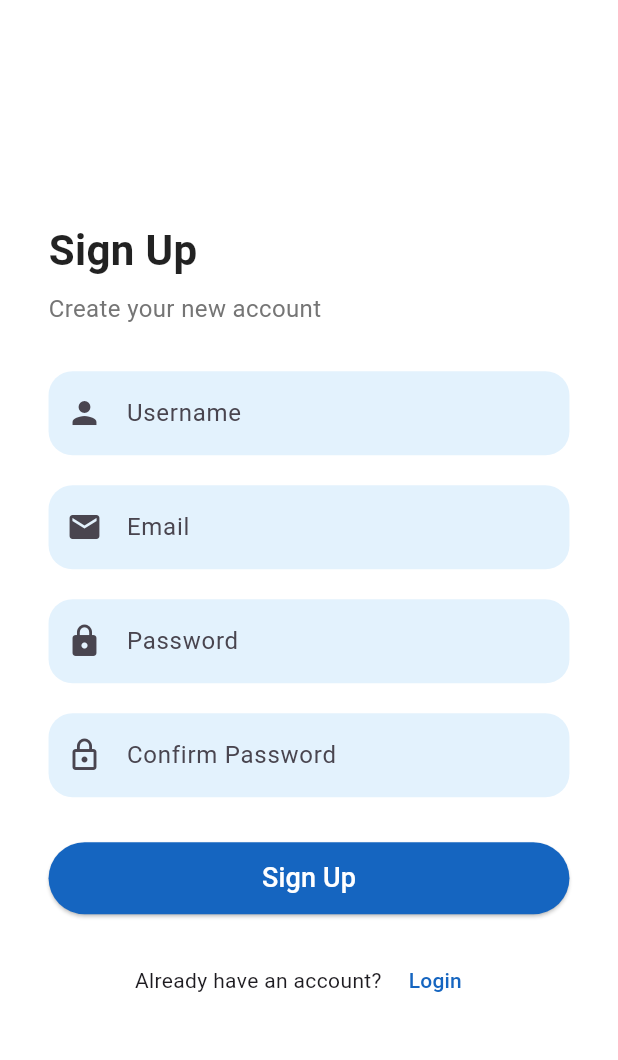
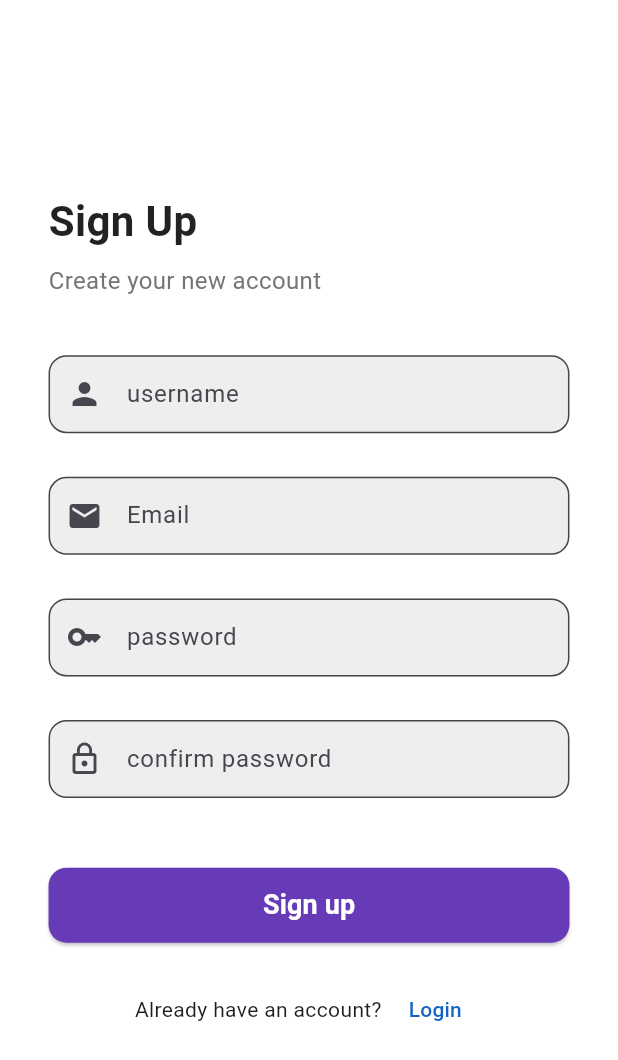
Before and after one commit to nourayman242/Flutter_internship, a Flutter app: the screen it shows after launch, after a tap on "Sign Up", on a phone screen of 412 x 824 dp. Shown: the top 1060 px of the screen. Run offline on Flutter 3.47's test engine with Material 3 defaults, Android fonts, the phone set to English and light mode, and no system bars; our stand-ins replace flutter_screenutil.

Commit message:
custom textfield and button

```diff
--- /dev/null
+++ b/Login/login/lib/constants.dart
@@ -0,0 +1,4 @@
+import 'package:flutter/material.dart';
+
+const Color buttoncolor = Colors.deepPurple;
+const Color backgroundcolor = Colors.white;
--- /dev/null
+++ b/Login/login/lib/custom_button.dart
@@ -0,0 +1,43 @@
+import 'package:flutter/material.dart';
+import 'package:login/constants.dart';
+
+class CustomButton extends StatelessWidget {
+  final String text;
+  final VoidCallback onPressed;
+  final Color color;
+  final Color textColor;
+  final double borderRadius;
+  final double height;
+
+  const CustomButton({
+    super.key,
+    this.borderRadius = 12.0,
+    this.color = buttoncolor,
+    this.height = 50.0,
+    required this.onPressed,
+    required this.text,
+    this.textColor = Colors.white,
+  });
+
+  @override
+  Widget build(BuildContext context) {
+    return SizedBox(
+      height: height,
+      width: double.infinity,
+      child: ElevatedButton(
+        onPressed: onPressed,
+        style: ElevatedButton.styleFrom(
+          backgroundColor: color,
+          foregroundColor: textColor,
+          shape: RoundedRectangleBorder(
+            borderRadius: BorderRadius.circular(borderRadius),
+          ),
+        ),
+        child: Text(
+          text,
+          style: TextStyle(fontSize: 18, fontWeight: FontWeight.bold),
+        ),
+      ),
+    );
+  }
+}
--- /dev/null
+++ b/Login/login/lib/custom_field.dart
@@ -0,0 +1,44 @@
+import 'package:flutter/material.dart';
+
+class CustomTextField extends StatelessWidget {
+
+  final String hintText;
+  final TextEditingController controller;
+  final bool isPassword;
+  final IconData? prefixIcon;
+
+  const CustomTextField({
+    super.key,
+
+    required this.hintText,
+    required this.controller,
+    required this.prefixIcon,
+    this.isPassword = false,
+  });
+
+  @override
+  Widget build(BuildContext context) {
+    return  Column(
+      crossAxisAlignment: CrossAxisAlignment.start,
+      children: [
+
+        const SizedBox(height: 8),
+        TextField(
+          controller: controller,
+          obscureText: isPassword,
+          decoration: InputDecoration(
+            hintText: hintText,
+            prefixIcon: prefixIcon != null ? Icon(prefixIcon) : null,
+            border: OutlineInputBorder(
+              borderRadius: BorderRadius.circular(12),
+            ),
+            contentPadding: const EdgeInsets.symmetric(horizontal: 16, vertical: 14),
+            filled: true,
+            fillColor: Colors.grey[200],
+          ),
+        ),
+        const SizedBox(height: 16),
+      ],
+    );
+  }
+}
--- a/Login/login/lib/login_page.dart
+++ b/Login/login/lib/login_page.dart
@@ -1,5 +1,8 @@
 import 'package:flutter/material.dart';
 import 'package:flutter_screenutil/flutter_screenutil.dart';
+import 'package:login/constants.dart';
+import 'package:login/custom_button.dart';
+import 'package:login/custom_field.dart';
 import 'package:login/signup_page.dart';
 
 class LoginPage extends StatelessWidget {
@@ -7,8 +10,10 @@ class LoginPage extends StatelessWidget {
 
   @override
   Widget build(BuildContext context) {
+    TextEditingController emailController = TextEditingController();
+    TextEditingController passwordController = TextEditingController();
     return Scaffold(
-      backgroundColor: Colors.white,
+      backgroundColor: backgroundcolor,
       body: SafeArea(
         child: Center(
           child: SingleChildScrollView(
@@ -19,14 +24,71 @@ class LoginPage extends StatelessWidget {
                 child: Column(
                   crossAxisAlignment: CrossAxisAlignment.stretch,
                   children: [
-                    _header(),
+                    Text(
+                      'Welcome Back!',
+                      style: TextStyle(
+                        fontSize: 28,
+                        fontWeight: FontWeight.bold,
+                      ),
+                    ),
+                    SizedBox(height: 8.h),
+                    Text(
+                      'Login to continue',
+                      style: TextStyle(fontSize: 16, color: Colors.grey[600]),
+                    ),
                     SizedBox(height: 30.h),
-                    _inputFields(),
-                    _forgotPassword(context),
+                    CustomTextField(
+                      hintText: "Email",
+                      prefixIcon: Icons.email,
+                      controller: emailController,
+                    ),
+                    SizedBox(height: 10.h),
+                    CustomTextField(
+                      hintText: "password",
+                      prefixIcon: Icons.key,
+                      controller: passwordController,
+                      isPassword: true,
+                    ),
+                    Align(
+                      alignment: Alignment.centerRight,
+                      child: TextButton(
+                        onPressed: () {},
+                        child: Text(
+                          'Forgot Password?',
+                          style: TextStyle(
+                            fontSize: 14,
+                            color: Colors.grey[700],
+                          ),
+                        ),
+                      ),
+                    ),
                     SizedBox(height: 20.h),
-                    _loginButton(),
+                    CustomButton(
+                      text: 'Login',
+                      onPressed: () {
+                        print("Login clicked");
+                      },
+                    ),
                     SizedBox(height: 20.h),
-                    _signup(context),
+                    Row(
+                      mainAxisAlignment: MainAxisAlignment.center,
+                      children: [
+                        Text("Don't have an account? "),
+                        TextButton(
+                          onPressed: () {
+                            Navigator.of(context).pushReplacement(
+                              MaterialPageRoute(
+                                builder: (context) => SignupPage(),
+                              ),
+                            );
+                          },
+                          child: Text(
+                            'Sign Up',
+                            style: TextStyle(color: Color(0xFF1565C0)),
+                          ),
+                        ),
+                      ],
+                    ),
                   ],
                 ),
               ),
@@ -36,103 +98,4 @@ class LoginPage extends StatelessWidget {
       ),
     );
   }
-
-  Widget _header() {
-    return Column(
-      crossAxisAlignment: CrossAxisAlignment.start,
-      children: [
-        Text(
-          'Welcome Back!',
-          style: TextStyle(fontSize: 28, fontWeight: FontWeight.bold),
-        ),
-        SizedBox(height: 8),
-        Text(
-          'Login to continue',
-          style: TextStyle(fontSize: 16, color: Colors.grey[600]),
-        ),
-      ],
-    );
-  }
-
-  Widget _inputFields() {
-    return Column(
-      children: [
-        TextField(
-          decoration: InputDecoration(
-            hintText: 'Email',
-            prefixIcon: Icon(Icons.email),
-            filled: true,
-            fillColor: const Color(0xFFE3F2FD),
-            border: OutlineInputBorder(
-              borderRadius: BorderRadius.circular(16),
-              borderSide: BorderSide.none,
-            ),
-          ),
-        ),
-        SizedBox(height: 20),
-        TextField(
-          obscureText: true,
-          decoration: InputDecoration(
-            hintText: 'Password',
-            prefixIcon: Icon(Icons.lock),
-            filled: true,
-            fillColor: const Color(0xFFE3F2FD),
-            border: OutlineInputBorder(
-              borderRadius: BorderRadius.circular(16),
-              borderSide: BorderSide.none,
-            ),
-          ),
-        ),
-      ],
-    );
-  }
-
-  Widget _forgotPassword(BuildContext context) {
-    return Align(
-      alignment: Alignment.centerRight,
-      child: TextButton(
-        onPressed: () {},
-        child: Text(
-          'Forgot Password?',
-          style: TextStyle(fontSize: 14, color: Colors.grey[700]),
-        ),
-      ),
-    );
-  }
-
-  Widget _loginButton() {
-    return SizedBox(
-      height: 48,
-      child: ElevatedButton(
-        onPressed: () {},
-        style: ElevatedButton.styleFrom(
-          backgroundColor: Color(0xFF1565C0),
-          shape: RoundedRectangleBorder(
-            borderRadius: BorderRadius.circular(30),
-          ),
-        ),
-        child: Text(
-          'Login',
-          style: TextStyle(fontSize: 18, color: Colors.white),
-        ),
-      ),
-    );
-  }
-
-  Widget _signup(BuildContext context) {
-    return Row(
-      mainAxisAlignment: MainAxisAlignment.center,
-      children: [
-        Text("Don't have an account? "),
-        TextButton(
-          onPressed: () {
-            Navigator.of(context).pushReplacement(
-              MaterialPageRoute(builder: (context) => SignupPage()),
-            );
-          },
-          child: Text('Sign Up', style: TextStyle(color: Color(0xFF1565C0))),
-        ),
-      ],
-    );
-  }
 }
--- a/Login/login/lib/main.dart
+++ b/Login/login/lib/main.dart
@@ -1,7 +1,7 @@
 import 'package:flutter/material.dart';
 import 'package:flutter_screenutil/flutter_screenutil.dart';
 import 'package:login/login_page.dart';
-//import 'package:login/signup_page.dart';
+
 
 void main() {
   runApp(
--- a/Login/login/lib/signup_page.dart
+++ b/Login/login/lib/signup_page.dart
@@ -1,5 +1,7 @@
 import 'package:flutter/material.dart';
 import 'package:flutter_screenutil/flutter_screenutil.dart';
+import 'package:login/custom_button.dart';
+import 'package:login/custom_field.dart';
 import 'package:login/login_page.dart';
 
 class SignupPage extends StatelessWidget {
@@ -7,6 +9,10 @@ class SignupPage extends StatelessWidget {
 
   @override
   Widget build(BuildContext context) {
+    TextEditingController usernamecontroller = TextEditingController();
+    TextEditingController emailController = TextEditingController();
+    TextEditingController passwordController = TextEditingController();
+
     return Scaffold(
       backgroundColor: Colors.white,
       body: SafeArea(
@@ -19,13 +25,76 @@ class SignupPage extends StatelessWidget {
                 child: Column(
                   crossAxisAlignment: CrossAxisAlignment.stretch,
                   children: [
-                    _header(),
-                    SizedBox(height: 30),
-                    _inputFields(),
-                    SizedBox(height: 30),
-                    _signupButton(),
-                    SizedBox(height: 20),
-                    _login(context),
+                    Text(
+                      'Sign Up',
+                      style: TextStyle(
+                        fontSize: 28,
+                        fontWeight: FontWeight.bold,
+                        color: Colors.black87,
+                      ),
+                    ),
+                    SizedBox(height: 8.h),
+                    Text(
+                      'Create your new account',
+                      style: TextStyle(fontSize: 16, color: Colors.grey[600]),
+                    ),
+                    SizedBox(height: 30.h),
+                    CustomTextField(
+                      hintText: "username",
+                      prefixIcon: Icons.person,
+                      controller: usernamecontroller,
+                    ),
+                    SizedBox(height: 5.h),
+                    CustomTextField(
+                      hintText: "Email",
+                      prefixIcon: Icons.email,
+                      controller: emailController,
+                    ),
+                    SizedBox(height: 5.h),
+                    CustomTextField(
+                      hintText: "password",
+                      prefixIcon: Icons.key,
+                      controller: passwordController,
+                      isPassword: true,
+                    ),
+                    SizedBox(height: 5.h),
+                    CustomTextField(
+                      hintText: "confirm password",
+                      prefixIcon: Icons.lock_outline,
+                      controller: passwordController,
+                      isPassword: true,
+                    ),
+
+                    SizedBox(height: 30.h),
+                    CustomButton(
+                      text: 'Sign up',
+                      onPressed: () {
+                        print("signup clicked");
+                      },
+                      color: Colors.deepPurple,
+                      textColor: Colors.white,
+                    ),
+
+                    SizedBox(height: 20.h),
+                    Row(
+                      mainAxisAlignment: MainAxisAlignment.center,
+                      children: [
+                        Text("Already have an account? "),
+                        TextButton(
+                          onPressed: () {
+                            Navigator.of(context).pushReplacement(
+                              MaterialPageRoute(
+                                builder: (context) => const LoginPage(),
+                              ),
+                            );
+                          },
+                          child: Text(
+                            'Login',
+                            style: TextStyle(color: Color(0xFF1565C0)),
+                          ),
+                        ),
+                      ],
+                    ),
                   ],
                 ),
               ),
@@ -35,123 +104,4 @@ class SignupPage extends StatelessWidget {
       ),
     );
   }
-
-  Widget _header() {
-    return Column(
-      crossAxisAlignment: CrossAxisAlignment.start,
-      children: [
-        Text(
-          'Sign Up',
-          style: TextStyle(
-            fontSize: 28,
-            fontWeight: FontWeight.bold,
-            color: Colors.black87,
-          ),
-        ),
-        SizedBox(height: 8),
-        Text(
-          'Create your new account',
-          style: TextStyle(fontSize: 16, color: Colors.grey[600]),
-        ),
-      ],
-    );
-  }
-
-  Widget _inputFields() {
-    return Column(
-      children: [
-        TextField(
-          decoration: InputDecoration(
-            hintText: 'Username',
-            prefixIcon: Icon(Icons.person),
-            filled: true,
-            fillColor: const Color(0xFFE3F2FD),
-            border: OutlineInputBorder(
-              borderRadius: BorderRadius.circular(16),
-              borderSide: BorderSide.none,
-            ),
-          ),
-        ),
-        SizedBox(height: 20),
-        TextField(
-          keyboardType: TextInputType.emailAddress,
-          decoration: InputDecoration(
-            hintText: 'Email',
-            prefixIcon: Icon(Icons.mail),
-            filled: true,
-            fillColor: const Color(0xFFE3F2FD),
-            border: OutlineInputBorder(
-              borderRadius: BorderRadius.circular(16),
-              borderSide: BorderSide.none,
-            ),
-          ),
-        ),
-        SizedBox(height: 20),
-        TextField(
-          obscureText: true,
-          decoration: InputDecoration(
-            hintText: 'Password',
-            prefixIcon: Icon(Icons.lock),
-            filled: true,
-            fillColor: const Color(0xFFE3F2FD),
-            border: OutlineInputBorder(
-              borderRadius: BorderRadius.circular(16),
-              borderSide: BorderSide.none,
-            ),
-          ),
-        ),
-        SizedBox(height: 20),
-        TextField(
-          obscureText: true,
-          decoration: InputDecoration(
-            hintText: 'Confirm Password',
-            prefixIcon: Icon(Icons.lock_outline),
-            filled: true,
-            fillColor: const Color(0xFFE3F2FD),
-            border: OutlineInputBorder(
-              borderRadius: BorderRadius.circular(16),
-              borderSide: BorderSide.none,
-            ),
-          ),
-        ),
-      ],
-    );
-  }
-
-  Widget _signupButton() {
-    return SizedBox(
-      height: 48,
-      width: double.infinity,
-      child: ElevatedButton(
-        onPressed: () {},
-        style: ElevatedButton.styleFrom(
-          backgroundColor: const Color(0xFF1565C0),
-          shape: RoundedRectangleBorder(
-            borderRadius: BorderRadius.circular(30),
-          ),
-        ),
-        child: Text(
-          "Sign Up",
-          style: TextStyle(fontSize: 18, color: Colors.white),
-        ),
-      ),
-    );
-  }
-
-  Widget _login(BuildContext context) {
-    return Row(
-      mainAxisAlignment: MainAxisAlignment.center,
-      children: [
-        Text("Already have an account? "),
-        TextButton(
-          onPressed: () {
-            Navigator.of(context).pushReplacement(
-              MaterialPageRoute(builder: (context) => const LoginPage()),
-            );
-          },
-          child: Text('Login', style: TextStyle(color: Color(0xFF1565C0))),
-        ),
-      ],
-    );
-  }
 }
```
